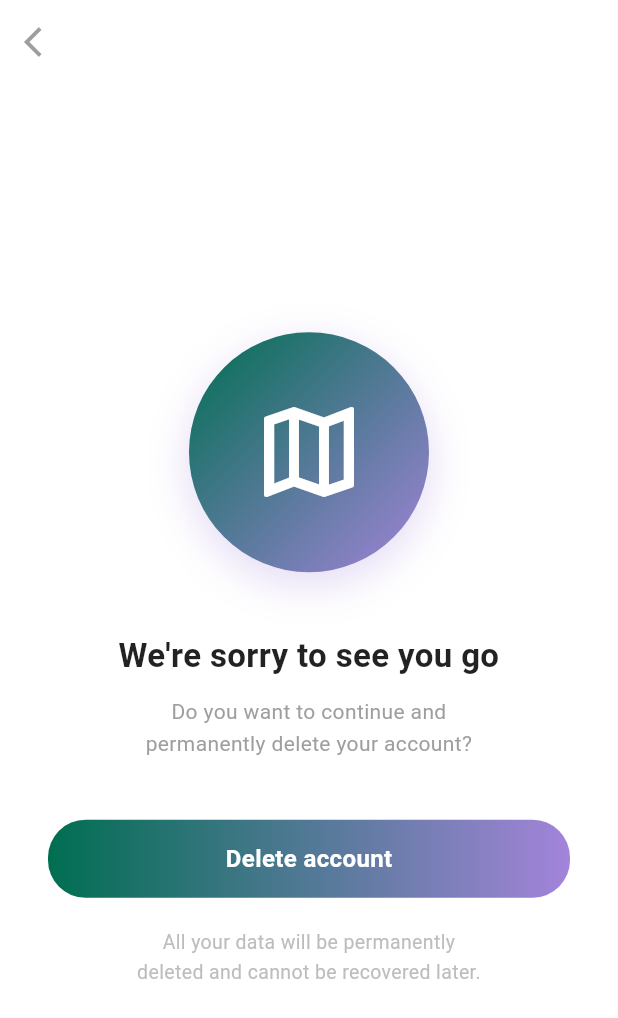
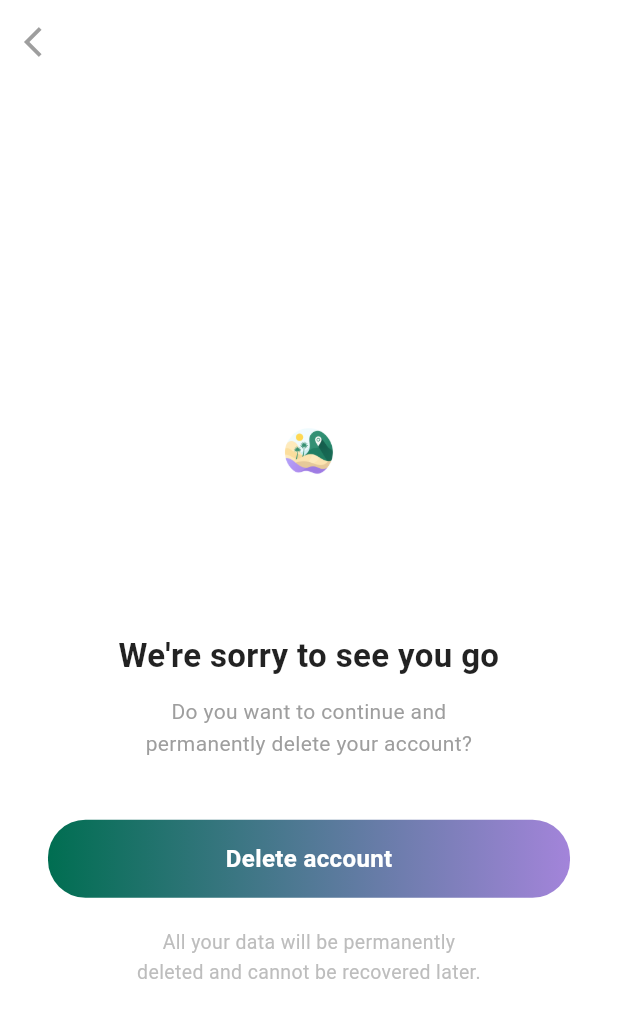
Before and after one commit to Yara-Alzahrani/daleel-app, a Flutter app: the DeleteAccountScreen screen opened directly, on a phone screen of 412 x 824 dp. Shown: the top 1018 px of the screen. Run offline on Flutter 3.47's test engine with Material 3 defaults, Android fonts, the phone set to English and light mode, and no system bars; our stand-ins replace cloud_firestore, firebase_auth, firebase_core, table_calendar; accounts and stored records are empty.

Commit message:
Jana update TECHHUB

```diff
--- a/lib/screens/account_settings_screen.dart
+++ b/lib/screens/account_settings_screen.dart
@@ -266,7 +266,6 @@ class _AccountSettingsScreenState extends State<AccountSettingsScreen> {
           borderRadius: BorderRadius.circular(25),
           borderSide: const BorderSide(color: Color(0xFF006E51), width: 2),
         ),
-        // Gradient border simulation via container
       ),
     );
   }
@@ -305,25 +304,12 @@ class DeleteAccountScreen extends StatelessWidget {
           child: Column(
             mainAxisAlignment: MainAxisAlignment.center,
             children: [
-              Container(
+              // ✅ شعار دليل بدل الأيقونة
+              Image.asset(
+                'assets/images/daleelfree.png', // ✅ أضف images/
                 width: 160,
                 height: 160,
-                decoration: BoxDecoration(
-                  shape: BoxShape.circle,
-                  gradient: const LinearGradient(
-                    colors: [Color(0xFF006E51), Color(0xFFA384DA)],
-                    begin: Alignment.topLeft,
-                    end: Alignment.bottomRight,
-                  ),
-                  boxShadow: [
-                    BoxShadow(
-                        color: const Color(0xFFA384DA).withOpacity(0.3),
-                        blurRadius: 24,
-                        offset: const Offset(0, 8)),
-                  ],
-                ),
-                child: const Icon(Icons.map_outlined,
-                    size: 80, color: Colors.white),
+                fit: BoxFit.contain,
               ),
               const SizedBox(height: 40),
               const Text("We're sorry to see you go",
--- a/lib/screens/itinerary_screen.dart
+++ b/lib/screens/itinerary_screen.dart
@@ -189,10 +189,7 @@ class _ItineraryScreenState extends State<ItineraryScreen>
                           fontSize: 16)),
                 ],
               ),
-
             const SizedBox(height: 10),
-
-            // Edit Plan - غير تفاعلي
             if (!_isSaved)
               Container(
                 width: double.infinity,
@@ -263,12 +260,15 @@ class _ItineraryScreenState extends State<ItineraryScreen>
                               color: const Color(0xFFFFE381).withOpacity(0.3),
                               borderRadius: BorderRadius.circular(20),
                             ),
+                            // ✅ الإصلاح: أضفنا maxLines و overflow لمنع الـ overflow
                             child: Text(
                               'Est. ${totalCost['amount']} ${totalCost['currency']}  •  ${totalCost['note'] ?? ''}',
                               style: const TextStyle(
                                   fontSize: 12,
                                   color: Colors.white,
                                   fontWeight: FontWeight.w500),
+                              maxLines: 2,
+                              overflow: TextOverflow.ellipsis,
                             ),
                           ),
                         ],
```
Also changed, not shown: lib/screens/login_screen.dart (+18 -8 lines), lib/screens/signup_screen.dart (+60 -28 lines), lib/screens/splash_screen.dart (+7 -44 lines).
